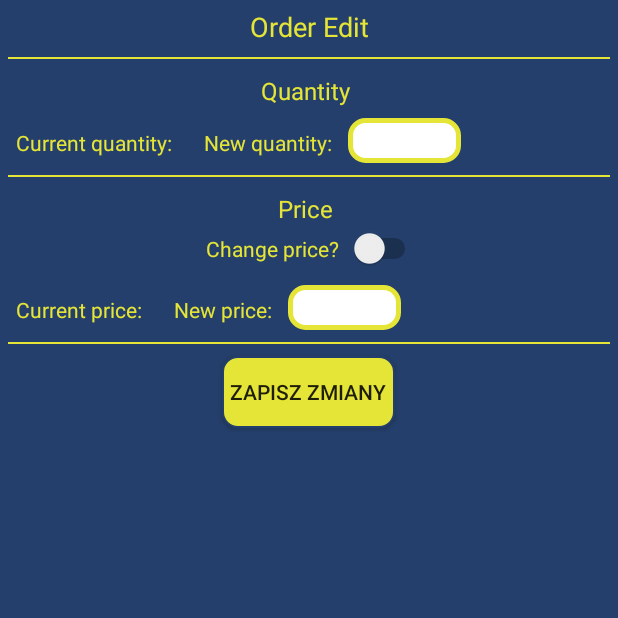
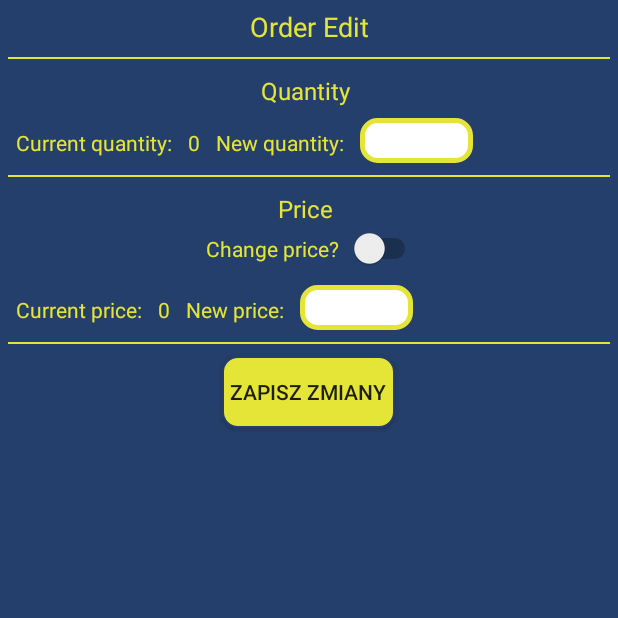
Before and after one commit to hbartek230/PierwszaApi, an Android app: the EditOrderActivity screen opened directly, with no data from a screen before it, on a phone screen of 412 x 824 dp, the top half of it. Run offline under Robolectric (Android 15) with nearby library versions, the phone set to English and light mode, and no system bars; our stand-ins replace ButterKnife; 3 statements that could not run were skipped.

Commit message:
passing tempOrderBill between activities using Bundle

```diff
--- a/app/src/main/java/com/example/bhren/myapplication/Common/TempOrderBill.java
+++ b/app/src/main/java/com/example/bhren/myapplication/Common/TempOrderBill.java
@@ -1,6 +1,8 @@
 package com.example.bhren.myapplication.Common;
 
 import com.example.bhren.myapplication.Model.TempOrder;
+
+import java.io.Serializable;
 
 import lombok.Builder;
 import lombok.EqualsAndHashCode;
@@ -9,7 +11,7 @@ import lombok.Value;
 @Value
 @Builder
 @EqualsAndHashCode(of = {"key"})
-public class TempOrderBill {
+public class TempOrderBill implements Serializable {
     private String key;
     private TempOrder tempOrder;
 }
--- a/app/src/main/java/com/example/bhren/myapplication/Common/TempOrderBillWithState.java
+++ b/app/src/main/java/com/example/bhren/myapplication/Common/TempOrderBillWithState.java
@@ -1,11 +1,13 @@
 package com.example.bhren.myapplication.Common;
+
+import java.io.Serializable;
 
 import lombok.Builder;
 import lombok.Value;
 
 @Value
 @Builder
-public class TempOrderBillWithState {
+public class TempOrderBillWithState implements Serializable {
     private final TempOrderBill tempOrderBill;
     private final ItemState itemState;
 
--- a/app/src/main/java/com/example/bhren/myapplication/EditOrder/EditOrderActivity.java
+++ b/app/src/main/java/com/example/bhren/myapplication/EditOrder/EditOrderActivity.java
@@ -1,10 +1,7 @@
 package com.example.bhren.myapplication.EditOrder;
 
-import android.content.Context;
 import android.os.Bundle;
 import android.support.v7.app.AppCompatActivity;
-import android.util.AttributeSet;
-import android.view.View;
 import android.widget.EditText;
 import android.widget.Switch;
 import android.widget.TextView;
@@ -33,7 +30,8 @@ public class EditOrderActivity extends AppCompatActivity implements EditOrderCon
     @BindView(R.id.changePriceSwitcher)
     protected Switch priceSwitcher;
 
-    private String quantity, price;
+    Bundle retrieveBundle;
+    TempOrderBill tempOrderBill;
     private Unbinder unbinder;
     private EditOrderPresenter editPresenter;
 
@@ -48,15 +46,15 @@ public class EditOrderActivity extends AppCompatActivity implements EditOrderCon
 
     private void generateView() {
         unbinder = ButterKnife.bind(this);
-        quantity = getIntent().getExtras().getString("tempOrderBillQuantity");
-        price = getIntent().getExtras().getString("tempOrderBillPrice");
-        editPresenter.viewCreated(quantity, price);
+        retrieveBundle = getIntent().getExtras();
+        tempOrderBill = (TempOrderBill) retrieveBundle.getSerializable("tempOrderBill");
+        editPresenter.viewCreated(tempOrderBill);
     }
 
     @Override
-    public void showCurrentValuesView(String quantity, String price) {
-        twCurrentQuantity.setText(quantity);
-        twCurrentPrice.setText(price);
+    public void showCurrentValuesView(TempOrderBill tempOrderBill) {
+        twCurrentQuantity.setText(tempOrderBill.getTempOrder().getQuantity());
+        twCurrentPrice.setText(tempOrderBill.getTempOrder().getAmount());
         System.out.println("TEŚCIK");
     }
 
--- a/app/src/main/java/com/example/bhren/myapplication/EditOrder/EditOrderContract.java
+++ b/app/src/main/java/com/example/bhren/myapplication/EditOrder/EditOrderContract.java
@@ -5,7 +5,7 @@ import com.example.bhren.myapplication.Common.TempOrderBill;
 public interface EditOrderContract {
     interface View {
 
-        void showCurrentValuesView(String quantity, String price);
+        void showCurrentValuesView(TempOrderBill tempOrderBill);
 
     }
 
--- a/app/src/main/java/com/example/bhren/myapplication/EditOrder/EditOrderPresenter.java
+++ b/app/src/main/java/com/example/bhren/myapplication/EditOrder/EditOrderPresenter.java
@@ -4,17 +4,14 @@ import com.example.bhren.myapplication.Common.TempOrderBill;
 
 public class EditOrderPresenter implements EditOrderContract.Presenter {
 
-    public TempOrderBill tempOrderBill;
     private EditOrderContract.View view;
-    private String editedQuantity;
 
     public void setView(EditOrderContract.View view) {
         this.view = view;
     }
 
-    public void viewCreated(String quantity, String price){
-        //this.editedQuantity = quantity;
-        view.showCurrentValuesView(quantity, price);
+    public void viewCreated(TempOrderBill tempOrderBill){
+        view.showCurrentValuesView(tempOrderBill);
     }
 
     @Override
--- a/app/src/main/java/com/example/bhren/myapplication/Model/TempOrder.java
+++ b/app/src/main/java/com/example/bhren/myapplication/Model/TempOrder.java
@@ -1,4 +1,6 @@
 package com.example.bhren.myapplication.Model;
+
+import java.io.Serializable;
 
 import lombok.AllArgsConstructor;
 import lombok.Builder;
@@ -9,7 +11,7 @@ import lombok.NoArgsConstructor;
 @AllArgsConstructor
 @Data
 @Builder
-public class TempOrder {
+public class TempOrder implements Serializable {
 
     private String amount;
     private String kind;
--- a/app/src/main/java/com/example/bhren/myapplication/ShowOrderFragment.java
+++ b/app/src/main/java/com/example/bhren/myapplication/ShowOrderFragment.java
@@ -85,8 +85,9 @@ public class ShowOrderFragment extends Fragment implements OrderClickListener, S
     @Override
     public void showUpdateTempOrderItemView(TempOrderBill tempOrderBill) {
         Intent editOrder = new Intent(getContext(), EditOrderActivity.class);
-        editOrder.putExtra("tempOrderBillQuantity", tempOrderBill.getTempOrder().getQuantity());
-        editOrder.putExtra("tempOrderBillPrice", tempOrderBill.getTempOrder().getAmount());
+        Bundle passBundle = new Bundle();
+        passBundle.putSerializable("tempOrderBill", tempOrderBill);
+        editOrder.putExtras(passBundle);
         startActivity(editOrder);
     }
 
```
